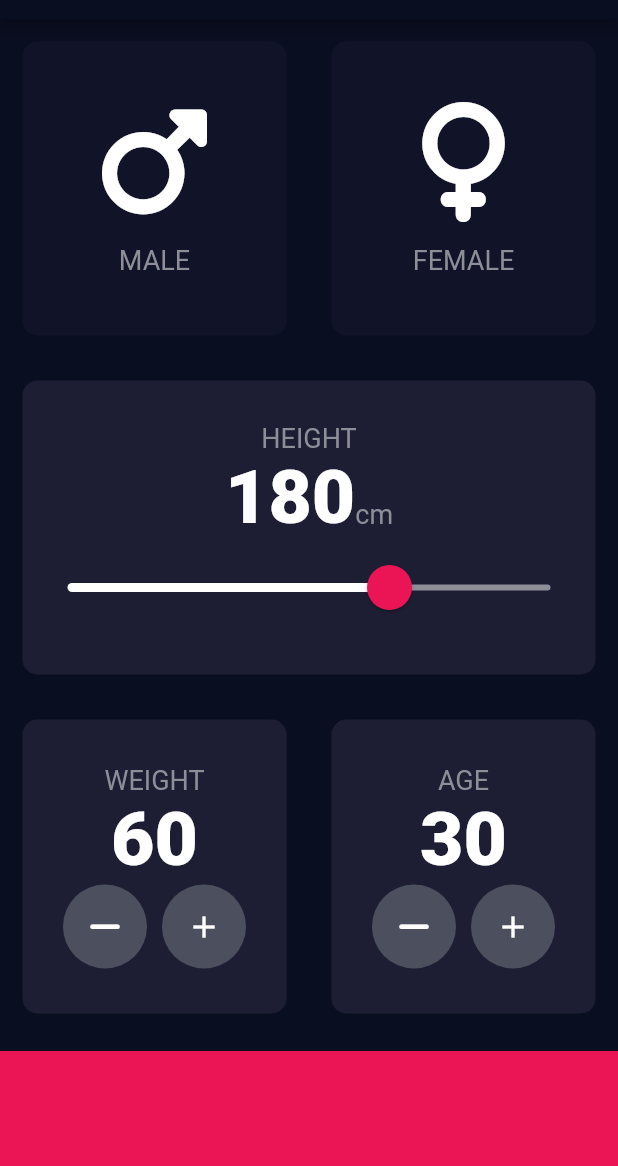
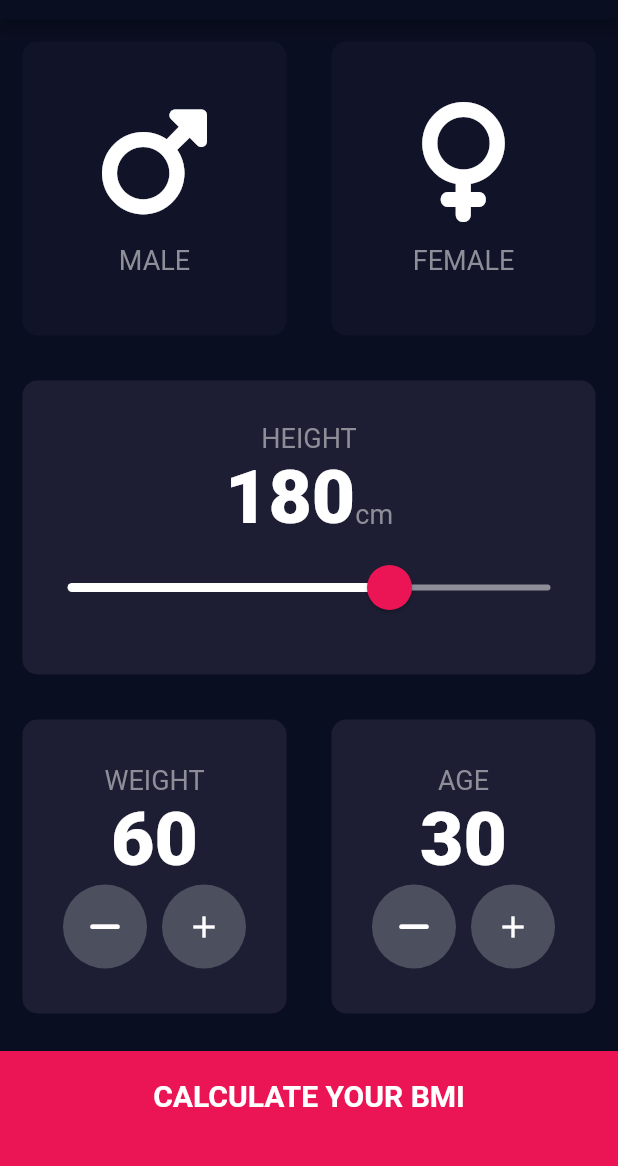
Before and after one commit to hshehabu/flutter-bmi-calculator, a Flutter app: the screen it shows after launch, on a phone screen of 412 x 824 dp, the part 65-1231 px from its top. Run offline on Flutter 3.47's test engine with Material 2 defaults, Android fonts, the phone set to English and light mode, and no system bars; our stand-ins replace font_awesome_flutter.

```diff
--- /dev/null
+++ b/lib/bottom_container.dart
@@ -0,0 +1,28 @@
+import 'package:flutter/material.dart';
+
+import 'constants.dart';
+
+class BottomContainer extends StatelessWidget {
+  const BottomContainer({super.key, required this.text, this.onTap});
+  final String text;
+  final void Function()? onTap;
+  @override
+  Widget build(BuildContext context) {
+    return GestureDetector(
+      onTap: onTap,
+      child: Container(
+        color: kBottomContainerColor,
+        margin: const EdgeInsets.only(top: 10.0),
+        padding: const EdgeInsets.only(bottom: 20.0),
+        width: double.infinity,
+        height: kBottomContainerHeight,
+        child: Center(
+          child: Text(
+            text,
+            style: kLargeButtonText,
+          ),
+        ),
+      ),
+    );
+  }
+}
--- a/lib/input_page.dart
+++ b/lib/input_page.dart
@@ -1,5 +1,7 @@
 import 'package:flutter/material.dart';
+import 'package:flutter_bmi_calculator/results_page.dart';
 import 'package:font_awesome_flutter/font_awesome_flutter.dart';
+import 'bottom_container.dart';
 import 'reusable_card.dart';
 import 'icon_content.dart';
 import 'constants.dart';
@@ -143,7 +145,7 @@ class _InputPageState extends State<InputPage> {
                                 icon: FontAwesomeIcons.minus,
                                 onPressed: () {
                                   setState(() {
-                                    if(weight > 0) {
+                                    if (weight > 0) {
                                       weight--;
                                     }
                                   });
@@ -187,9 +189,9 @@ class _InputPageState extends State<InputPage> {
                                 icon: FontAwesomeIcons.minus,
                                 onPressed: () {
                                   setState(() {
-                                   if(age > 0) {
-                                     age--;
-                                   }
+                                    if (age > 0) {
+                                      age--;
+                                    }
                                   });
                                 },
                               ),
@@ -213,11 +215,16 @@ class _InputPageState extends State<InputPage> {
                 ],
               ),
             ),
-            Container(
-              color: kBottomContainerColor,
-              margin: const EdgeInsets.only(top: 10.0),
-              width: double.infinity,
-              height: kBottomContainerHeight,
+            BottomContainer(
+              onTap: () {
+                Navigator.push(
+                  context,
+                  MaterialPageRoute(
+                    builder: (context) => const ResultsPage(),
+                  ),
+                );
+              },
+              text: 'CALCULATE YOUR BMI',
             ),
           ],
         ));
```
Also changed, not shown: lib/constants.dart (+20 -0 lines), lib/results_page.dart (added, +58 -0 lines).
